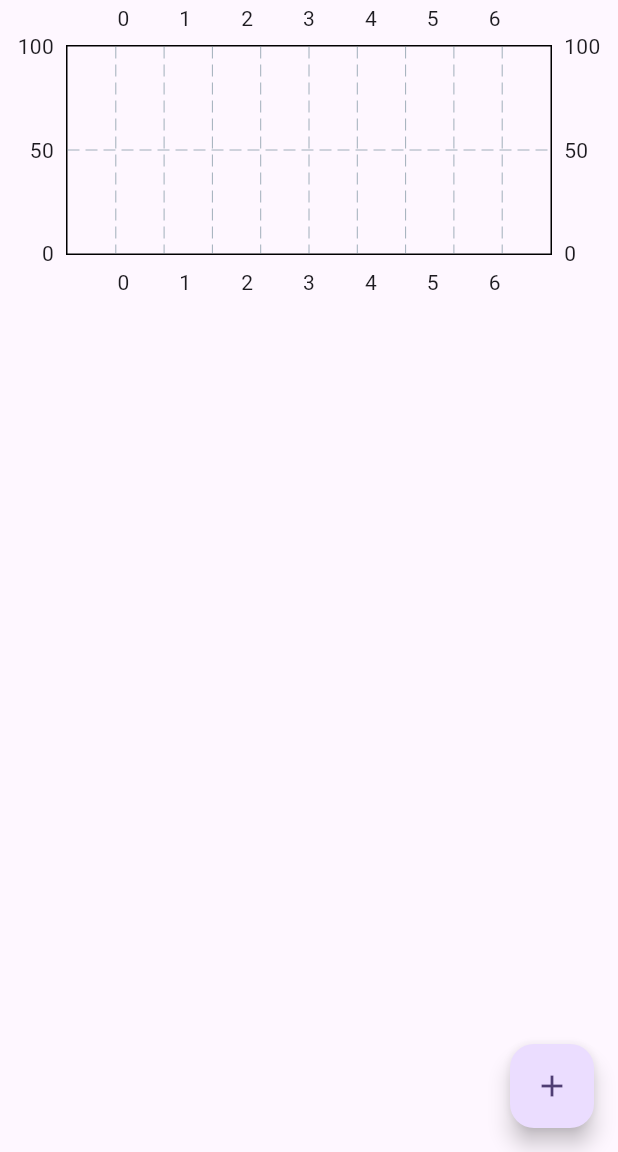
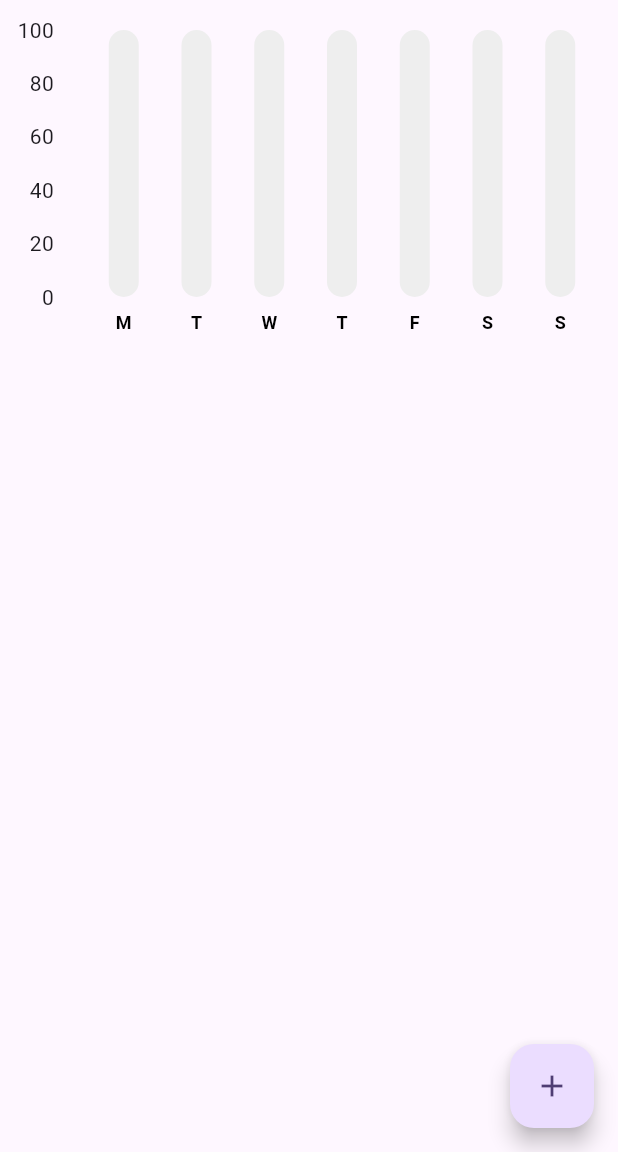
Before and after one commit to Derrick-Mao/motionmint, a Flutter app: the screen it shows after launch, on a phone screen of 412 x 824 dp, the part 84-1236 px from its top. Run offline on Flutter 3.47's test engine with Material 3 defaults, Android fonts, the light colour scheme and no system bars; drawn by our look-alikes of fl_chart.

Commit message:
cleaner bar graph

```diff
--- a/lib/bar graph/bar_graph.dart
+++ b/lib/bar graph/bar_graph.dart
@@ -41,16 +41,78 @@ class MyBarGraph extends StatelessWidget {
     return BarChart(BarChartData(
       maxY: maxY,
       minY: 0,
+      gridData: const FlGridData(show: false),
+      borderData: FlBorderData(show: false),
+      titlesData: const FlTitlesData(
+        show: true,
+        topTitles: AxisTitles(sideTitles: SideTitles(showTitles: false)),
+        rightTitles: AxisTitles(sideTitles: SideTitles(showTitles: false)),
+        bottomTitles: AxisTitles(
+          sideTitles: SideTitles(
+            showTitles: true,
+            getTitlesWidget: getBottomTitles,
+          ),
+        ),
+      ),
       barGroups: myBarData.barData
         .map(
           (data) => BarChartGroupData(
             x: data.x,
             barRods: [
-              BarChartRodData(toY: data.y),
+              BarChartRodData(
+                toY: data.y,
+                color: Colors.deepPurple,
+                width: 20,
+                backDrawRodData: BackgroundBarChartRodData(
+                  show: true,
+                  toY: maxY,
+                  color: Colors.grey[200],
+                ),
+              ),
             ],
           ),
-        )
-        .toList(),
+        ).toList(),
     ));
   }
 }
+
+Widget getBottomTitles(double value, TitleMeta meta) {
+  const style = TextStyle(
+    color: Colors.black,
+    fontWeight: FontWeight.bold,
+    fontSize: 12,
+  );
+
+  Widget text;
+  switch (value.toInt()) {
+    case 0:
+      text = const Text('M', style: style);
+      break;
+    case 1:
+      text = const Text('T', style: style);
+      break;
+    case 2:
+      text = const Text('W', style: style);
+      break;
+    case 3:
+      text = const Text('T', style: style);
+      break;
+    case 4:
+      text = const Text('F', style: style);
+      break;
+    case 5:
+      text = const Text('S', style: style);
+      break;
+    case 6:
+      text = const Text('S', style: style);
+      break;
+    default:
+      text = const Text('', style: style);
+      break;
+  }
+
+  return SideTitleWidget(
+    axisSide: meta.axisSide,
+    child: text,
+  );
+}
--- a/lib/pages/home_page.dart
+++ b/lib/pages/home_page.dart
@@ -138,7 +138,9 @@ class _MyHomePageState extends State<MyHomePage> {
         ),
 
 
-        body: ListView(children: [
+        body: Padding(
+          padding: const EdgeInsets.only(top: 20.0),
+          child: ListView(children: [
             // weekly expense
             ExpenseSummary(startOfWeek: value.startOfWeekDate()),
 
@@ -155,6 +157,7 @@ class _MyHomePageState extends State<MyHomePage> {
             ),
           ]),
         ),
+      ),
     );
   }
 }
```
Lines whose indentation alone changed are shown as unchanged.
